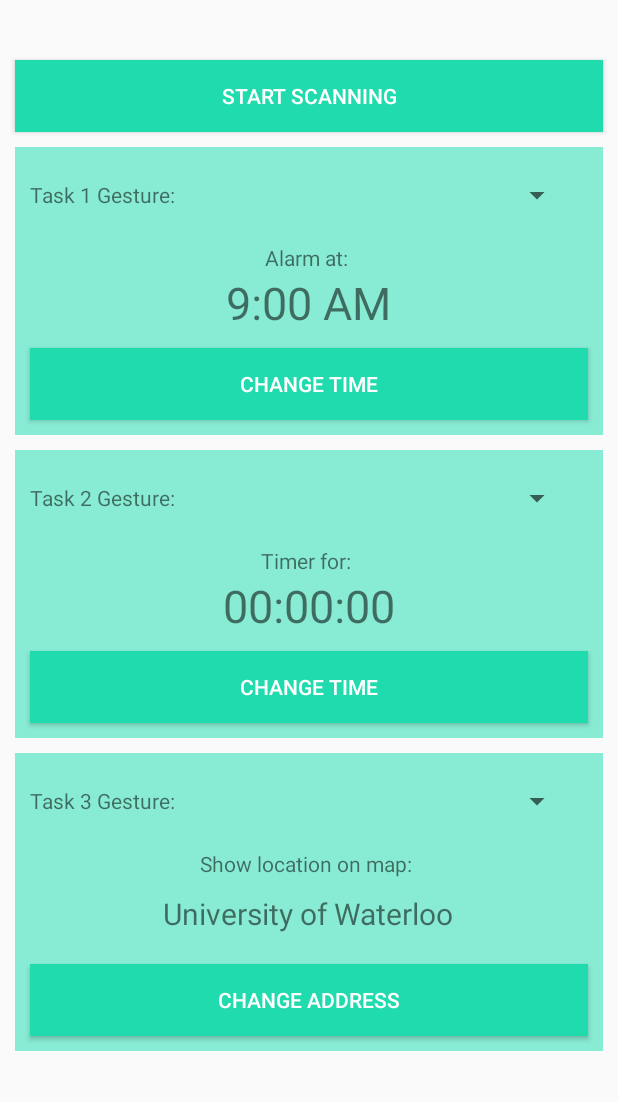
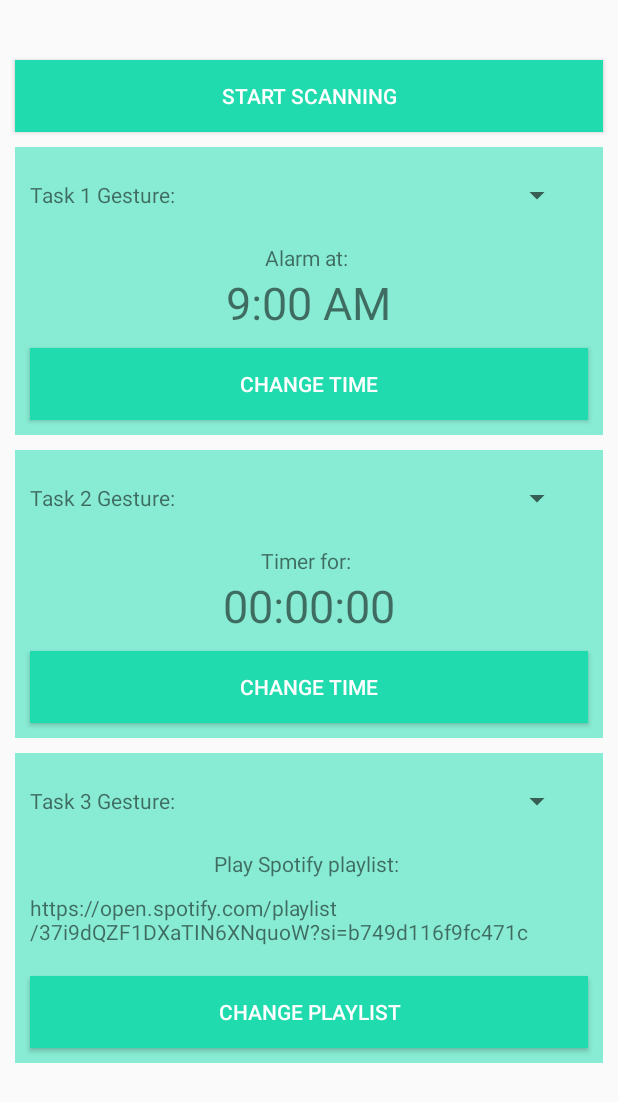
Before and after one commit to piezosaurus/MacroSnapApp, an Android app: the layout fragment_scanner.xml on its own in the app's theme, with its tools: preview values and no code run, on a phone screen of 412 x 824 dp. Shown: the top 1102 px of the screen. Run offline under Robolectric (Android 15) with nearby library versions, the phone set to English and light mode, and no system bars.

```diff
--- a/app/src/main/AndroidManifest.xml
+++ b/app/src/main/AndroidManifest.xml
@@ -5,6 +5,7 @@
     <uses-permission android:name="android.permission.BLUETOOTH" />
     <uses-permission android:name="android.permission.ACCESS_COARSE_LOCATION" />
     <uses-permission android:name="android.permission.BLUETOOTH_ADMIN" />
+    <uses-permission android:name="com.android.alarm.permission.SET_ALARM" />
 
     <uses-feature android:name="android.hardware.bluetooth_le"  android:required="true" />
     <application
--- a/app/src/main/res/layout/fragment_scanner.xml
+++ b/app/src/main/res/layout/fragment_scanner.xml
@@ -212,30 +212,29 @@
                         android:layout_width="wrap_content"
                         android:layout_height="wrap_content"
                         android:layout_gravity="center"
-                        android:text="Show location on map: " />
+                        android:text="Play Spotify playlist: " />
 
                     <TextView
-                        android:id="@+id/address_text"
+                        android:id="@+id/link_text"
                         android:layout_width="wrap_content"
                         android:layout_height="wrap_content"
                         android:layout_gravity="center"
                         android:layout_margin="10dp"
-                        android:textSize="20sp"
-                        android:text="University of Waterloo"
+                        android:text="https://open.spotify.com/playlist/37i9dQZF1DXaTIN6XNquoW?si=b749d116f9fc471c"
                          />
 
                     <EditText
-                        android:id="@+id/addressEditText"
+                        android:id="@+id/linkEditText"
                         android:layout_width="match_parent"
                         android:layout_height="wrap_content"
                         android:layout_centerInParent="true"
                         android:layout_margin="10dp"
                         android:textSize="20sp"
-                        android:hint="Enter address or location query"
+                        android:hint="Enter playlist link"
                         android:visibility="gone" />
 
                     <Button
-                        android:id="@+id/addressButton"
+                        android:id="@+id/linkButton"
                         android:layout_width="match_parent"
                         android:layout_height="wrap_content"
                         android:layout_margin="10dp"
@@ -244,7 +243,7 @@
                         android:clickable="true"
                         android:focusable="true"
                         android:textColor="@color/white"
-                        android:text="Change address" />
+                        android:text="Change playlist" />
 
                 </LinearLayout>
 
```
Also changed, not shown: app/src/main/java/com/piezosaurus/macrosnap/ScannerFragment.kt (+48 -21 lines), app/src/main/java/com/piezosaurus/macrosnap/Tasks.kt (added, +69 -0 lines).
